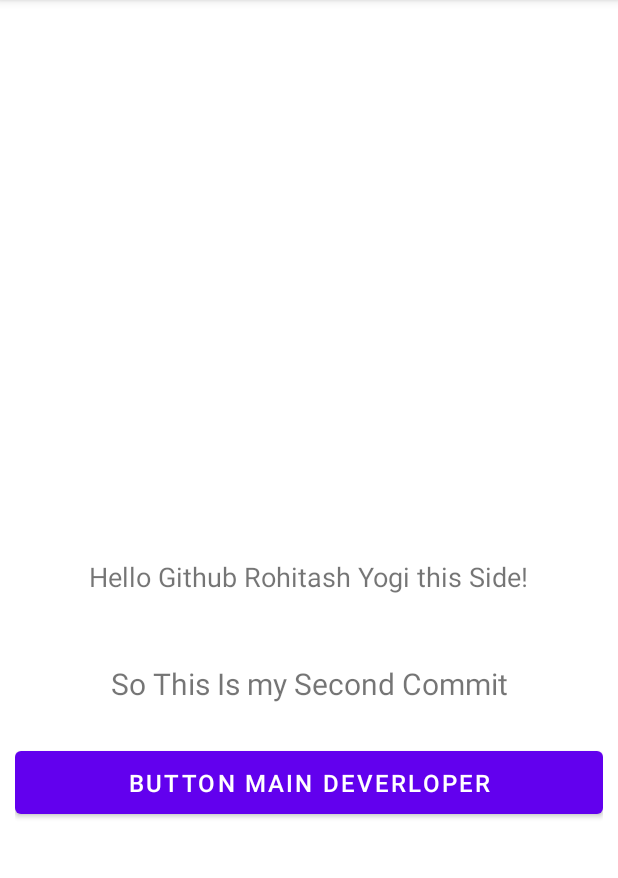
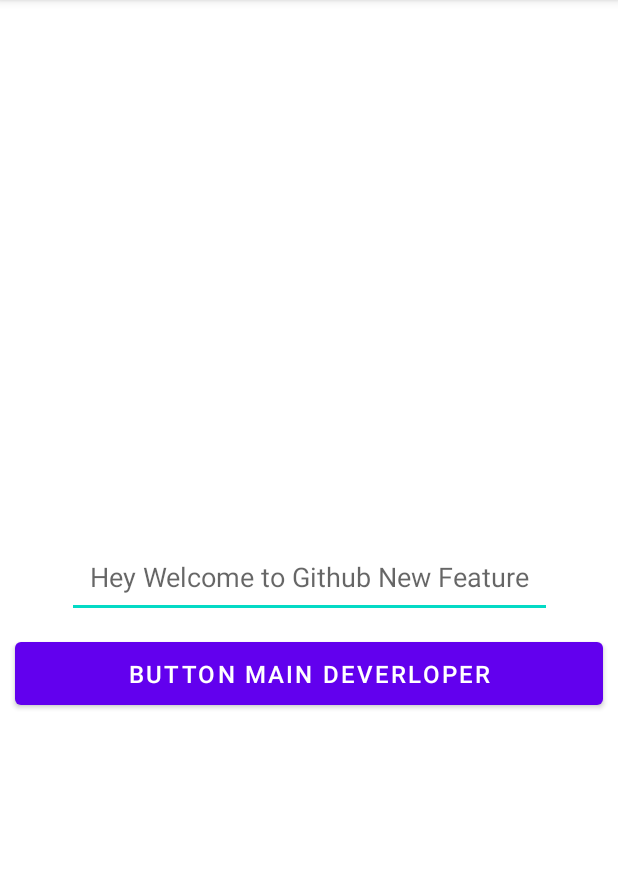
Before and after one commit to RohitashYogi/GithubLearning, an Android app: the screen it shows after launch (MainActivity), on a phone screen of 412 x 824 dp, the part 84-962 px from its top. Run offline under Robolectric (Android 15) with nearby library versions, the phone set to English and light mode, and no system bars.

Commit message:
Probus Rohitash Design

```diff
--- a/app/src/main/res/layout/activity_main.xml
+++ b/app/src/main/res/layout/activity_main.xml
@@ -6,49 +6,31 @@
     android:layout_height="match_parent"
     tools:context=".MainActivity">
 
-    <TextView
+    <EditText
         android:id="@+id/textView"
         android:layout_width="wrap_content"
         android:layout_height="wrap_content"
         android:padding="15dp"
-        android:text="Hello Github Rohitash Yogi this Side!"
+        android:hint="Hey Welcome to Github New Feature"
         android:textSize="18dp"
         app:layout_constraintBottom_toBottomOf="parent"
         app:layout_constraintLeft_toLeftOf="parent"
         app:layout_constraintRight_toRightOf="parent"
         app:layout_constraintTop_toTopOf="parent" />
 
-    <TextView
-        android:id="@+id/textView2"
-        android:layout_width="wrap_content"
-        android:layout_height="wrap_content"
-        android:padding="15dp"
-        android:text="So This Is my Second Commit"
-        android:textSize="20dp"
-        app:layout_constraintBottom_toBottomOf="parent"
-        app:layout_constraintEnd_toEndOf="parent"
-        app:layout_constraintStart_toStartOf="parent"
-        app:layout_constraintTop_toBottomOf="@+id/textView"
-        app:layout_constraintVertical_bias="0.05" />
 
-    <LinearLayout
+    <Button
+        android:layout_margin="10dp"
         android:layout_width="match_parent"
         android:layout_height="wrap_content"
-        android:layout_margin="10dp"
-        android:orientation="vertical"
-        app:layout_constraintTop_toBottomOf="@+id/textView2">
-
-
-        <Button
         android:padding="10dp"
-            android:layout_width="match_parent"
-            android:layout_height="wrap_content"
         android:text="Button Main Deverloper"
         android:textSize="16dp"
+        app:layout_constraintTop_toBottomOf="@id/textView"
 
         >
 
     </Button>
-    </LinearLayout>
+
 
 </androidx.constraintlayout.widget.ConstraintLayout>
```
Lines whose indentation alone changed are shown as unchanged.
